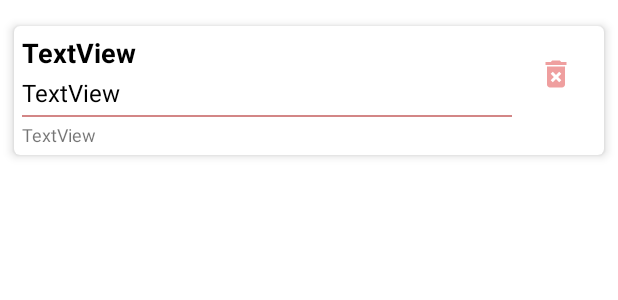
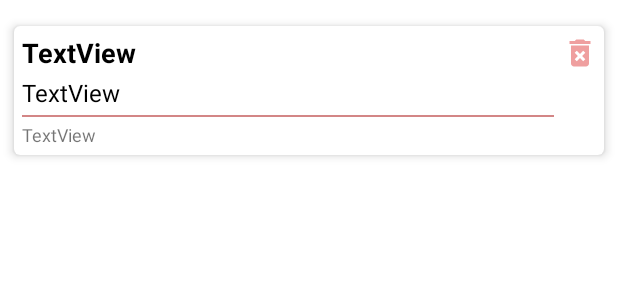
Before and after one commit to MesserA8/TargetShopping, an Android app: the layout note_list_item.xml on its own in the app's theme, with its tools: preview values and no code run, on a phone screen of 412 x 824 dp. Shown: the top 300 px of the screen. Run offline under Robolectric (Android 15) with nearby library versions, the phone set to English and light mode, and no system bars.

Commit message:
note list xml

```diff
--- a/app/build.gradle
+++ b/app/build.gradle
@@ -12,8 +12,8 @@ android {
         applicationId "com.messer_amd.targetshopping"
         minSdk 21
         targetSdk 31
-        versionCode 8
-        versionName "1.7"
+        versionCode 9
+        versionName "1.8"
         testInstrumentationRunner "androidx.test.runner.AndroidJUnitRunner"
         kapt{
             arguments{
--- a/app/src/main/res/layout/note_list_item.xml
+++ b/app/src/main/res/layout/note_list_item.xml
@@ -25,10 +25,10 @@
 
             <ImageButton
                 android:id="@+id/imDelete"
-                android:layout_width="48dp"
-                android:layout_height="48dp"
-                android:layout_marginTop="8dp"
-                android:layout_marginEnd="8dp"
+                android:layout_width="wrap_content"
+                android:layout_height="wrap_content"
+                android:layout_marginTop="6dp"
+                android:layout_marginEnd="4dp"
                 android:background="@null"
                 app:layout_constraintEnd_toEndOf="parent"
                 app:layout_constraintTop_toTopOf="parent"
```
